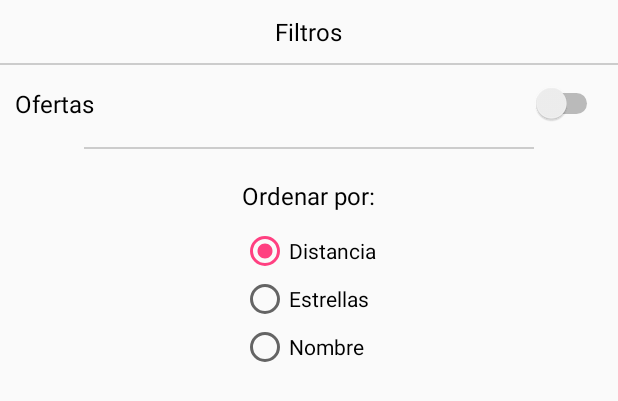
After one commit to sberoch/BarTap, an Android app: the layout dialog_filtros.xml on its own in the app's theme, with its tools: preview values and no code run, on a phone screen of 412 x 824 dp. The commit adds this screen. Shown: the top 401 px of the screen. Run offline under Robolectric (Android 15) with nearby library versions, the phone set to English and light mode, and no system bars; Roboto replaces fonts that are not available here.

Commit message:
primeros filtros andando. Buscar

```diff
--- a/app/build.gradle
+++ b/app/build.gradle
@@ -2,6 +2,7 @@ apply plugin: 'com.android.application'
 
 android {
     compileSdkVersion 28
+    buildToolsVersion "28.0.3"
     defaultConfig {
         applicationId "com.eriochrome.bartime"
         minSdkVersion 21
@@ -31,10 +32,11 @@ dependencies {
     implementation 'com.android.support:design:28.0.0'
     implementation 'com.android.support:support-vector-drawable:28.0.0'
     implementation 'de.hdodenhof:circleimageview:2.2.0'
-    implementation 'com.google.firebase:firebase-database:16.0.4'
+    implementation 'com.google.firebase:firebase-database:16.0.5'
     testImplementation 'junit:junit:4.12'
     androidTestImplementation 'com.android.support.test:runner:1.0.2'
     androidTestImplementation 'com.android.support.test.espresso:espresso-core:3.0.2'
 }
 
+
 apply plugin: 'com.google.gms.google-services'
--- a/app/src/main/AndroidManifest.xml
+++ b/app/src/main/AndroidManifest.xml
@@ -24,7 +24,7 @@
             android:name="preloaded_fonts"
             android:resource="@array/preloaded_fonts" />
 
-        <activity android:name=".AgregarBarUsuario"></activity>
+        <activity android:name=".AgregarBarUsuario" />
     </application>
 
 </manifest>
--- a/app/src/main/res/layout/activity_agregar_bar_usuario.xml
+++ b/app/src/main/res/layout/activity_agregar_bar_usuario.xml
@@ -76,7 +76,7 @@
             android:textSize="16sp" />
 
         <TextView
-            android:id="@+id/direccion"
+            android:id="@+id/ubicacion"
             android:layout_width="250dp"
             android:layout_height="45dp"
             android:layout_below="@+id/nombre"
@@ -95,7 +95,7 @@
             android:id="@+id/foto"
             android:layout_width="250dp"
             android:layout_height="45dp"
-            android:layout_below="@+id/direccion"
+            android:layout_below="@+id/ubicacion"
             android:layout_centerHorizontal="true"
             android:layout_marginTop="30dp"
             android:background="@drawable/edittext_violet"
--- /dev/null
+++ b/app/src/main/res/layout/dialog_filtros.xml
@@ -0,0 +1,93 @@
+<?xml version="1.0" encoding="utf-8"?>
+<android.support.constraint.ConstraintLayout
+    xmlns:android="http://schemas.android.com/apk/res/android" android:layout_width="match_parent"
+    android:layout_height="match_parent">
+
+    <RelativeLayout
+        android:layout_width="match_parent"
+        android:layout_height="match_parent">
+
+        <TextView
+            android:id="@+id/titulo_filtros"
+            android:layout_width="wrap_content"
+            android:layout_height="wrap_content"
+            android:layout_centerHorizontal="true"
+            android:layout_margin="10dp"
+            android:text="@string/filtros"
+            android:textColor="@android:color/background_dark"
+            android:textSize="16sp" />
+
+        <View
+            android:id="@+id/hl"
+            android:layout_width="fill_parent"
+            android:layout_height="1dip"
+            android:layout_below="@+id/titulo_filtros"
+            android:layout_marginBottom="2dp"
+            android:background="#ccc" />
+
+        <Switch
+            android:id="@+id/descuentos"
+            android:layout_width="match_parent"
+            android:layout_height="wrap_content"
+            android:layout_below="@+id/hl"
+            android:layout_alignParentStart="false"
+            android:layout_alignParentTop="false"
+            android:layout_margin="10dp"
+            android:text="@string/tiene_ofertas"
+            android:textColorLink="@color/colorPrimary"
+            android:textSize="16sp" />
+
+        <View
+            android:id="@+id/hl2"
+            android:layout_width="300dp"
+            android:layout_height="1dip"
+            android:layout_below="@+id/descuentos"
+            android:layout_centerHorizontal="true"
+            android:layout_marginTop="5dp"
+            android:layout_marginBottom="10dp"
+            android:background="#ccc" />
+
+        <TextView
+            android:id="@+id/ordenar_por"
+            android:layout_width="wrap_content"
+            android:layout_height="wrap_content"
+            android:layout_below="@+id/hl2"
+            android:layout_centerHorizontal="true"
+            android:layout_margin="10dp"
+            android:text="@string/ordenar_por"
+            android:textColor="@android:color/background_dark"
+            android:textSize="16sp" />
+
+        <RadioGroup
+            android:id="@+id/ordenar_group"
+            android:layout_width="wrap_content"
+            android:layout_height="wrap_content"
+            android:layout_below="@+id/ordenar_por"
+            android:layout_centerHorizontal="true"
+            android:layout_marginBottom="20dp"
+            android:checkedButton="@+id/distancia">
+
+            <RadioButton
+                android:id="@+id/distancia"
+                android:layout_width="wrap_content"
+                android:layout_height="wrap_content"
+                android:layout_weight="1"
+                android:text="@string/distancia" />
+
+            <RadioButton
+                android:id="@+id/estrellas"
+                android:layout_width="wrap_content"
+                android:layout_height="wrap_content"
+                android:layout_weight="1"
+                android:text="@string/estrellas" />
+
+            <RadioButton
+                android:id="@+id/nombre"
+                android:layout_width="wrap_content"
+                android:layout_height="wrap_content"
+                android:layout_weight="1"
+                android:text="@string/nombre" />
+        </RadioGroup>
+
+    </RelativeLayout>
+</android.support.constraint.ConstraintLayout>
--- a/app/src/main/res/menu/drawer_menu.xml
+++ b/app/src/main/res/menu/drawer_menu.xml
@@ -21,7 +21,7 @@
             android:icon="@drawable/ic_contacto_24dp"
             android:title="Contacto" />
         <item
-            android:id="@+id/cerrar sesion"
+            android:id="@+id/cerrar_sesion"
             android:icon="@drawable/ic_close_24dp"
             android:title="Cerrar Sesion" />
     </group>
--- a/app/src/main/res/values/strings.xml
+++ b/app/src/main/res/values/strings.xml
@@ -16,4 +16,12 @@
     <string name="seleccionar_ubicacion">Seleccionar Ubicacion</string>
     <string name="nombre">Nombre</string>
     <string name="agregar_un_bar">Agregar un bar</string>
+    <string name="estrellas">Estrellas</string>
+    <string name="distancia">Distancia</string>
+    <string name="ordenar_por">Ordenar por:</string>
+    <string name="tiene_ofertas">Ofertas</string>
+    <string name="filtros">Filtros</string>
+    <string name="aplicar_filtros">Aplicar filtros</string>
+    <string name="cancelar">Cancelar</string>
+
 </resources>
--- a/build.gradle
+++ b/build.gradle
@@ -12,7 +12,7 @@ buildscript {
 
         // NOTE: Do not place your application dependencies here; they belong
         // in the individual module build.gradle files
-        classpath 'com.google.gms:google-services:3.1.1'
+        classpath 'com.google.gms:google-services:4.2.0'
     }
 }
 
```
Also changed, not shown: app/src/main/java/com/eriochrome/bartime/AgregarBarUsuario.java (+10 -2 lines), app/src/main/java/com/eriochrome/bartime/ListadoBares.java (+180 -25 lines), app/src/main/java/com/eriochrome/bartime/SeleccionFiltros.java (added, +72 -0 lines), app/src/main/res/layout/listado_bares.xml (+18 -4 lines), gradle/wrapper/gradle-wrapper.properties.
